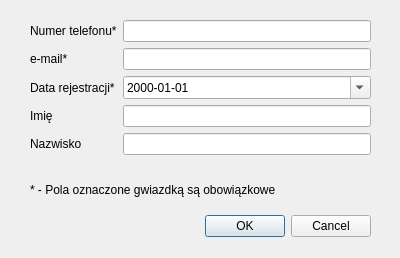
Before: the Qt Designer form Dialogi/dodajklienta.ui in margap1998/Bazy-danych-taxi, drawn with Qt 5.
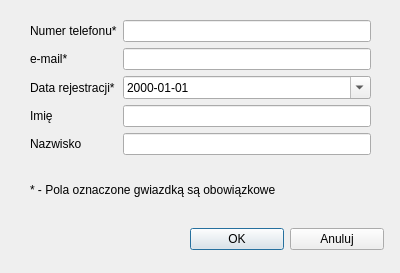
After: the same form once the commit is applied.

Diff of the .ui file:
```diff
--- a/Dialogi/dodajklienta.ui
+++ b/Dialogi/dodajklienta.ui
@@ -7,7 +7,7 @@
     <x>0</x>
     <y>0</y>
     <width>400</width>
-    <height>258</height>
+    <height>273</height>
    </rect>
   </property>
   <property name="sizePolicy">
@@ -19,22 +19,6 @@
   <property name="windowTitle">
    <string>Dialog</string>
   </property>
-  <widget class="QDialogButtonBox" name="buttonBox">
-   <property name="geometry">
-    <rect>
-     <x>30</x>
-     <y>210</y>
-     <width>341</width>
-     <height>32</height>
-    </rect>
-   </property>
-   <property name="orientation">
-    <enum>Qt::Horizontal</enum>
-   </property>
-   <property name="standardButtons">
-    <set>QDialogButtonBox::Cancel|QDialogButtonBox::Ok</set>
-   </property>
-  </widget>
   <widget class="QWidget" name="formLayoutWidget">
    <property name="geometry">
     <rect>
@@ -117,6 +101,32 @@
     <string>* - Pola oznaczone gwiazdką są obowiązkowe</string>
    </property>
   </widget>
+  <widget class="QWidget" name="horizontalLayoutWidget">
+   <property name="geometry">
+    <rect>
+     <x>190</x>
+     <y>209</y>
+     <width>194</width>
+     <height>61</height>
+    </rect>
+   </property>
+   <layout class="QHBoxLayout" name="horizontalLayout">
+    <item>
+     <widget class="QPushButton" name="Ok">
+      <property name="text">
+       <string>OK</string>
+      </property>
+     </widget>
+    </item>
+    <item>
+     <widget class="QPushButton" name="anuluj">
+      <property name="text">
+       <string>Anuluj</string>
+      </property>
+     </widget>
+    </item>
+   </layout>
+  </widget>
  </widget>
  <resources/>
  <connections>
```
Left out of the diff: 35 changed lines with no effect on the pictures.
